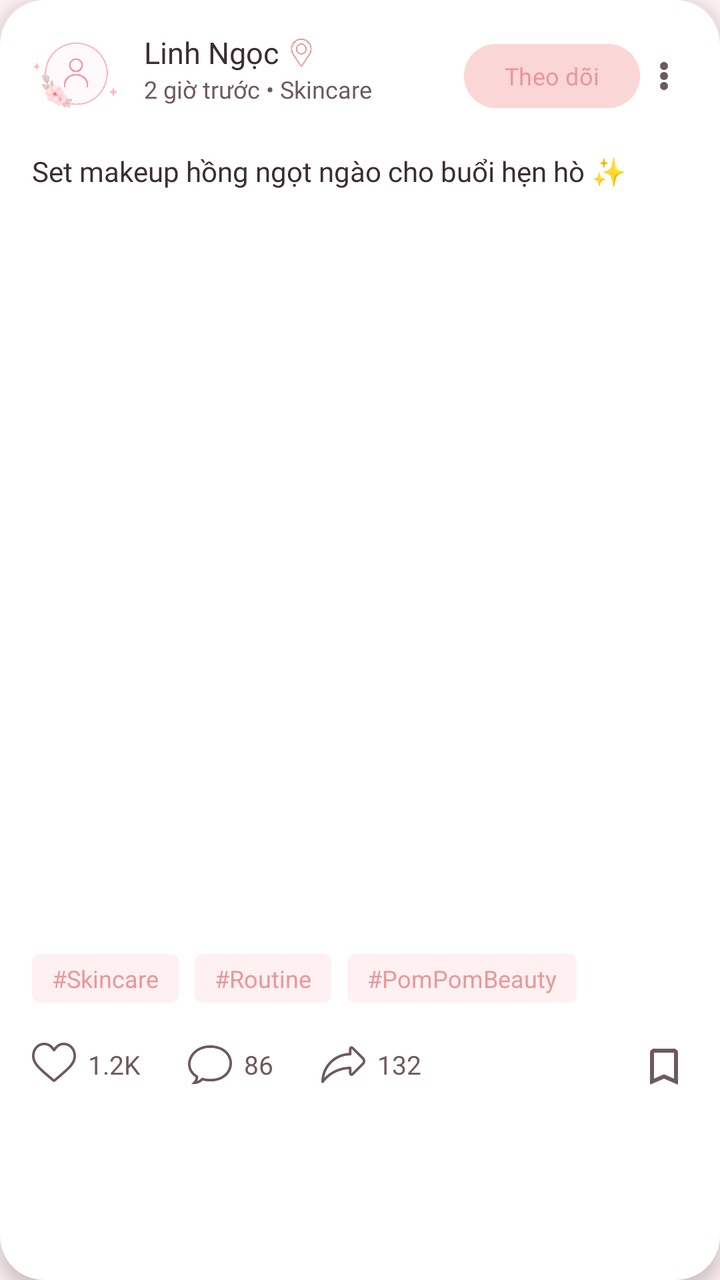
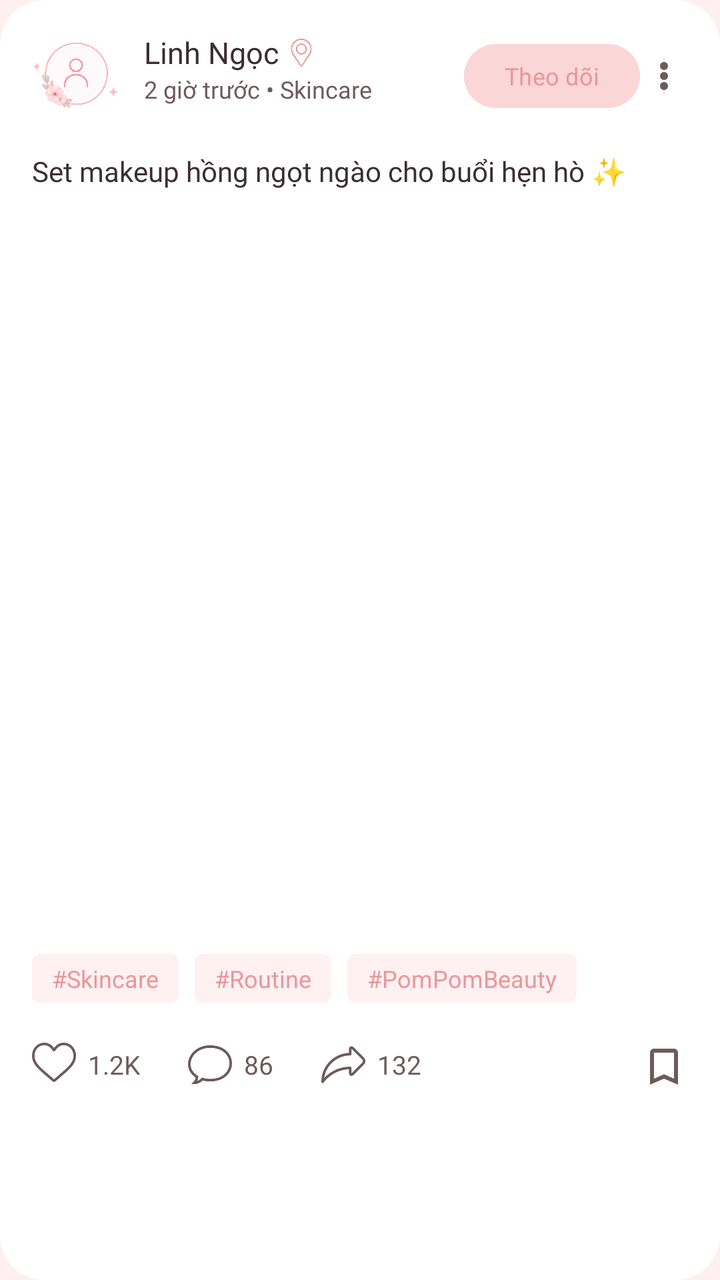

The first picture is an Android layout as it rendered before a commit; the second is the same layout after the commit. The layout source and the unified diff follow.
<!-- AndroidManifest.xml: application theme Theme.Group6 -->
<!-- res/layout/item_community_post_card.xml -->
<?xml version="1.0" encoding="utf-8"?>
<com.google.android.material.card.MaterialCardView xmlns:android="http://schemas.android.com/apk/res/android"
    xmlns:app="http://schemas.android.com/apk/res-auto"
    xmlns:tools="http://schemas.android.com/tools"
    android:layout_width="match_parent"
    android:layout_height="wrap_content"
    android:layout_marginHorizontal="16dp"
    android:layout_marginVertical="12dp"
    app:cardBackgroundColor="@color/white"
    app:cardCornerRadius="22dp"
    app:cardElevation="5dp"
    app:strokeWidth="0dp">

    <LinearLayout
        android:layout_width="match_parent"
        android:layout_height="wrap_content"
        android:orientation="vertical"
        android:padding="16dp">

        
        <androidx.constraintlayout.widget.ConstraintLayout
            android:layout_width="match_parent"
            android:layout_height="wrap_content">

            <com.google.android.material.imageview.ShapeableImageView
                android:id="@+id/ivUserAvatar"
                android:layout_width="44dp"
                android:layout_height="44dp"
                android:scaleType="centerCrop"
                android:src="@drawable/ic_avatar"
                app:layout_constraintStart_toStartOf="parent"
                app:layout_constraintTop_toTopOf="parent"
                app:shapeAppearanceOverlay="@style/CircleShape" />

            <TextView
                android:id="@+id/tvUserName"
                android:layout_width="wrap_content"
                android:layout_height="wrap_content"
                android:layout_marginStart="12dp"
                android:fontFamily="@font/poppins_semibold"
                android:text="Linh Ngọc"
                android:textColor="@color/text_primary"
                android:textSize="15sp"
                app:layout_constraintStart_toEndOf="@id/ivUserAvatar"
                app:layout_constraintTop_toTopOf="@id/ivUserAvatar" />

            <ImageView
                android:id="@+id/ivVerified"
                android:layout_width="14dp"
                android:layout_height="14dp"
                android:layout_marginStart="4dp"
                android:src="@drawable/ic_pin"
                app:layout_constraintBottom_toBottomOf="@id/tvUserName"
                app:layout_constraintStart_toEndOf="@id/tvUserName"
                app:layout_constraintTop_toTopOf="@id/tvUserName"
                app:tint="@color/brand_pink"
                android:contentDescription="@null" />

            <TextView
                android:id="@+id/tvPostTime"
                android:layout_width="wrap_content"
                android:layout_height="wrap_content"
                android:fontFamily="@font/poppins_regular"
                android:text="2 giờ trước • Skincare"
                android:textColor="@color/text_secondary"
                android:textSize="12sp"
                app:layout_constraintStart_toStartOf="@id/tvUserName"
                app:layout_constraintTop_toBottomOf="@id/tvUserName" />

            <com.google.android.material.button.MaterialButton
                android:id="@+id/btnFollow"
                style="@style/Widget.Material3.Button.TextButton"
                android:layout_width="wrap_content"
                android:layout_height="32dp"
                android:backgroundTint="@color/brand_pink_light"
                android:fontFamily="@font/poppins_medium"
                android:insetTop="0dp"
                android:insetBottom="0dp"
                android:paddingHorizontal="12dp"
                android:text="Theo dõi"
                android:textAllCaps="false"
                android:textColor="@color/brand_pink"
                android:textSize="12sp"
                app:cornerRadius="16dp"
                app:layout_constraintBottom_toBottomOf="parent"
                app:layout_constraintEnd_toStartOf="@id/btnMore"
                app:layout_constraintTop_toTopOf="parent" />

            <ImageView
                android:id="@+id/btnMore"
                android:layout_width="24dp"
                android:layout_height="24dp"
                android:layout_marginStart="8dp"
                android:src="@drawable/ic_menu"
                android:rotation="270"
                app:layout_constraintBottom_toBottomOf="parent"
                app:layout_constraintEnd_toEndOf="parent"
                app:layout_constraintTop_toTopOf="parent"
                app:tint="@color/text_secondary"
                android:contentDescription="@null" />

        </androidx.constraintlayout.widget.ConstraintLayout>

        
        <TextView
            android:id="@+id/tvPostTitle"
            android:layout_width="match_parent"
            android:layout_height="wrap_content"
            android:layout_marginTop="16dp"
            android:fontFamily="@font/poppins_regular"
            android:lineSpacingExtra="4dp"
            android:text="Set makeup hồng ngọt ngào cho buổi hẹn hò ✨"
            android:textColor="@color/text_primary"
            android:textSize="14sp" />

        
        <FrameLayout
            android:id="@+id/layoutPostImages"
            android:layout_width="match_parent"
            android:layout_height="wrap_content"
            android:layout_marginTop="16dp">

            <androidx.viewpager2.widget.ViewPager2
                android:id="@+id/vpPostImages"
                android:layout_width="match_parent"
                android:layout_height="350dp" />

            <ImageView
                android:id="@+id/ivBigHeart"
                android:layout_width="100dp"
                android:layout_height="100dp"
                android:layout_gravity="center"
                android:alpha="0"
                android:scaleX="0"
                android:scaleY="0"
                android:src="@drawable/ic_heart"
                app:tint="@color/white" />

            <com.google.android.material.tabs.TabLayout
                android:id="@+id/tabIndicator"
                android:layout_width="match_parent"
                android:layout_height="wrap_content"
                android:layout_gravity="bottom"
                android:background="@android:color/transparent"
                app:tabBackground="@drawable/indicator_selector"
                app:tabGravity="center"
                app:tabIndicatorHeight="0dp"
                app:tabMaxWidth="12dp"
                app:tabPaddingEnd="4dp"
                app:tabPaddingStart="4dp" />
        </FrameLayout>

        
        <LinearLayout
            android:layout_width="match_parent"
            android:layout_height="wrap_content"
            android:layout_marginTop="16dp"
            android:orientation="horizontal">

            <TextView
                android:layout_width="wrap_content"
                android:layout_height="wrap_content"
                android:background="@drawable/bg_label_pink"
                android:backgroundTint="#FFF0F2"
                android:paddingHorizontal="10dp"
                android:paddingVertical="4dp"
                android:text="#Skincare"
                android:textColor="@color/brand_pink"
                android:textSize="12sp" />

            <TextView
                android:layout_width="wrap_content"
                android:layout_height="wrap_content"
                android:layout_marginStart="8dp"
                android:background="@drawable/bg_label_pink"
                android:backgroundTint="#FFF0F2"
                android:paddingHorizontal="10dp"
                android:paddingVertical="4dp"
                android:text="#Routine"
                android:textColor="@color/brand_pink"
                android:textSize="12sp" />

            <TextView
                android:layout_width="wrap_content"
                android:layout_height="wrap_content"
                android:layout_marginStart="8dp"
                android:background="@drawable/bg_label_pink"
                android:backgroundTint="#FFF0F2"
                android:paddingHorizontal="10dp"
                android:paddingVertical="4dp"
                android:text="#PomPomBeauty"
                android:textColor="@color/brand_pink"
                android:textSize="12sp" />
        </LinearLayout>

        
        <androidx.constraintlayout.widget.ConstraintLayout
            android:layout_width="match_parent"
            android:layout_height="wrap_content"
            android:layout_marginTop="20dp"
            android:paddingBottom="4dp">

            <LinearLayout
                android:id="@+id/layoutLike"
                android:layout_width="wrap_content"
                android:layout_height="wrap_content"
                android:gravity="center_vertical"
                app:layout_constraintStart_toStartOf="parent"
                app:layout_constraintTop_toTopOf="parent">

                <ImageView
                    android:layout_width="22dp"
                    android:layout_height="22dp"
                    android:src="@drawable/ic_heart"
                    app:tint="@color/text_secondary"
                    android:contentDescription="@null" />

                <TextView
                    android:id="@+id/tvLikeCount"
                    android:layout_width="wrap_content"
                    android:layout_height="wrap_content"
                    android:layout_marginStart="6dp"
                    android:fontFamily="@font/poppins_medium"
                    android:text="1.2K"
                    android:textColor="@color/text_secondary"
                    android:textSize="13sp" />
            </LinearLayout>

            <LinearLayout
                android:id="@+id/layoutComment"
                android:layout_width="wrap_content"
                android:layout_height="wrap_content"
                android:layout_marginStart="24dp"
                android:gravity="center_vertical"
                app:layout_constraintStart_toEndOf="@id/layoutLike"
                app:layout_constraintTop_toTopOf="parent">

                <ImageView
                    android:layout_width="22dp"
                    android:layout_height="22dp"
                    android:src="@drawable/ic_comment"
                    app:tint="@color/text_secondary"
                    android:contentDescription="@null" />

                <TextView
                    android:id="@+id/tvCommentCount"
                    android:layout_width="wrap_content"
                    android:layout_height="wrap_content"
                    android:layout_marginStart="6dp"
                    android:fontFamily="@font/poppins_medium"
                    android:text="86"
                    android:textColor="@color/text_secondary"
                    android:textSize="13sp" />
            </LinearLayout>

            <LinearLayout
                android:id="@+id/layoutShare"
                android:layout_width="wrap_content"
                android:layout_height="wrap_content"
                android:layout_marginStart="24dp"
                android:gravity="center_vertical"
                app:layout_constraintStart_toEndOf="@id/layoutComment"
                app:layout_constraintTop_toTopOf="parent">

                <ImageView
                    android:layout_width="22dp"
                    android:layout_height="22dp"
                    android:src="@drawable/ic_share"
                    app:tint="@color/text_secondary"
                    android:contentDescription="@null" />

                <TextView
                    android:id="@+id/tvShareCount"
                    android:layout_width="wrap_content"
                    android:layout_height="wrap_content"
                    android:layout_marginStart="6dp"
                    android:fontFamily="@font/poppins_medium"
                    android:text="132"
                    android:textColor="@color/text_secondary"
                    android:textSize="13sp" />
            </LinearLayout>

            <ImageView
                android:id="@+id/btnBookmark"
                android:layout_width="24dp"
                android:layout_height="24dp"
                android:src="@drawable/ic_bookmark"
                app:layout_constraintEnd_toEndOf="parent"
                app:layout_constraintTop_toTopOf="parent"
                app:tint="@color/text_secondary"
                android:contentDescription="@null" />

        </androidx.constraintlayout.widget.ConstraintLayout>

    </LinearLayout>
</com.google.android.material.card.MaterialCardView>
<!-- resources referenced by this layout -->
<resources>
  <color name="brand_pink">#E8989A</color>
  <color name="brand_pink_light">#FAD6D7</color>
  <color name="text_primary">#3B2E31</color>
  <color name="text_secondary">#6D5A5D</color>
  <color name="white">#FFFFFF</color>
  <!-- drawable bg_label_pink (drawable) -->
  <?xml version="1.0" encoding="utf-8"?>
  <shape xmlns:android="http://schemas.android.com/apk/res/android">
      <solid android:color="@color/brand_pink" />
      <corners android:radius="4dp" />
  </shape>
  <!-- drawable ic_avatar: png bitmap (drawable, 640069 bytes) -->
  <!-- drawable ic_bookmark (drawable) -->
  <vector xmlns:android="http://schemas.android.com/apk/res/android"
      android:width="24dp"
      android:height="24dp"
      android:viewportWidth="24"
      android:viewportHeight="24">
      <path
          android:fillColor="#000000"
          android:pathData="M17,3H7c-1.1,0 -1.99,0.9 -1.99,2L5,21l7,-3 7,3V5c0,-1.1 -0.9,-2 -2,-2zM17,18l-5,-2.18L7,18V5h10v13z"/>
  </vector>
  <!-- drawable ic_comment: png bitmap (drawable, 4683 bytes) -->
  <!-- drawable ic_heart: png bitmap (drawable, 5108 bytes) -->
  <!-- drawable ic_menu: png bitmap (drawable, 979 bytes) -->
  <!-- drawable ic_pin: png bitmap (drawable, 21240 bytes) -->
  <!-- drawable ic_share: png bitmap (drawable, 2500 bytes) -->
  <!-- drawable indicator_selector (drawable) -->
  <?xml version="1.0" encoding="utf-8"?>
  <selector xmlns:android="http://schemas.android.com/apk/res/android">
      <item android:state_selected="true">
          <shape android:shape="oval">
              <solid android:color="@color/brand_pink" />
              <size android:width="8dp" android:height="8dp" />
          </shape>
      </item>
      <item>
          <shape android:shape="oval">
              <solid android:color="#D9D9D9" />
              <size android:width="8dp" android:height="8dp" />
          </shape>
      </item>
  </selector>
  <style name="CircleShape">
          <item name="cornerSize">50%</item>
      </style>
  <style name="Theme.Group6" parent="Base.Theme.Group6" />
  <style name="Base.Theme.Group6" parent="Theme.Material3.DayNight.NoActionBar">
          
          
          
          <item name="android:windowBackground">@color/md_theme_light_background</item>
          
          <item name="android:statusBarColor">@color/md_theme_light_background</item>
          <item name="android:windowLightStatusBar">true</item>
      </style>
  <color name="md_theme_light_background">#FEF0F0</color>
</resources>

<!-- the commit's change to res/layout/item_community_post_card.xml (unified diff, before → after) -->
@@ -4,11 +4,11 @@
     xmlns:tools="http://schemas.android.com/tools"
     android:layout_width="match_parent"
     android:layout_height="wrap_content"
-    android:layout_marginHorizontal="16dp"
+    android:layout_marginHorizontal="10dp"
     android:layout_marginVertical="12dp"
     app:cardBackgroundColor="@color/white"
     app:cardCornerRadius="22dp"
-    app:cardElevation="5dp"
+    app:cardElevation="0dp"
     app:strokeWidth="0dp">
 
     <LinearLayout
